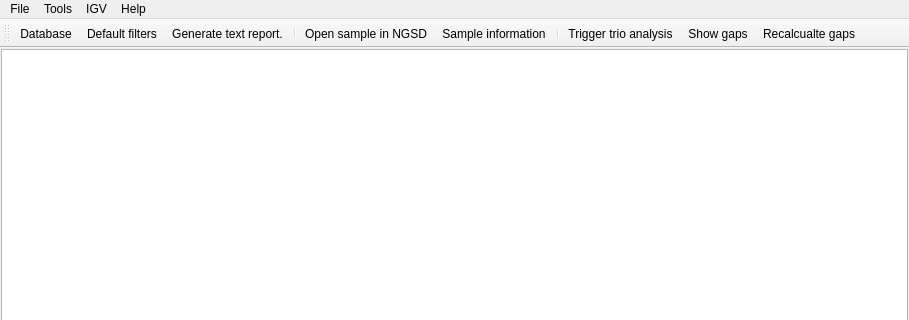
Before: the Qt Designer form src/GSvar/MainWindow.ui in imgag/ngs-bits, drawn with Qt 5; both pictures show x 0 to 909 and y 0 to 320 of the 909 by 755 pixel window.
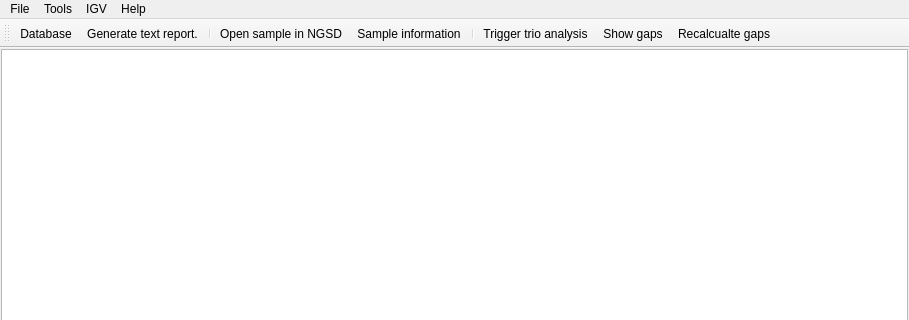
After: the same form once the commit is applied. Icons and pictures are not drawn.

Commit message: GSvar: added clearing filters, prepared somatic filters.

```diff
--- a/src/GSvar/MainWindow.ui
+++ b/src/GSvar/MainWindow.ui
@@ -158,7 +158,6 @@
     <bool>false</bool>
    </attribute>
    <addaction name="actionDatabase"/>
-   <addaction name="actionFilters"/>
    <addaction name="actionReport"/>
    <addaction name="separator"/>
    <addaction name="actionNGSD"/>
@@ -289,7 +288,7 @@
      <normaloff>:/Icons/Filter.png</normaloff>:/Icons/Filter.png</iconset>
    </property>
    <property name="text">
-    <string>Default filters</string>
+    <string>Default filters (germline).</string>
    </property>
    <property name="toolTip">
     <string>Apply default diagnostic filters.</string>
```
Left out of the diff: 32 changed lines with no effect on the pictures. The commit also changes 5 other files.
